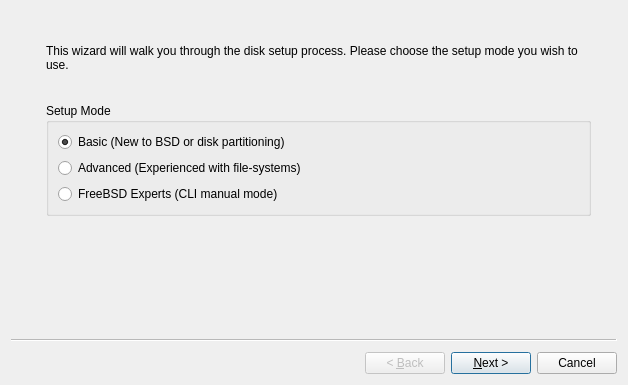
Qt form src-qt4/pc-installgui/wizardDisk.ui (trueos/pcbsd) before a commit.
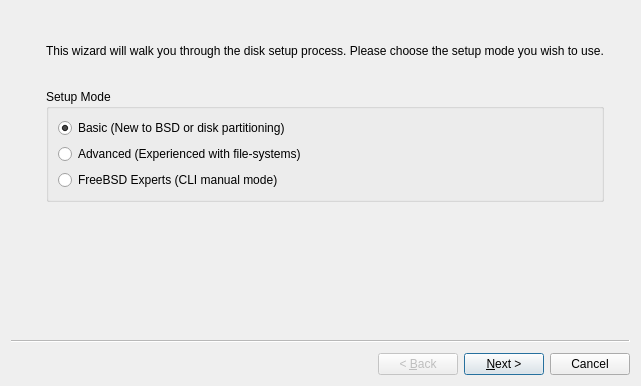
The same form after that commit. Icons and pictures are not drawn.

Commit message: When user is installing to a MBR slice, and declines to install GRUB on MBR, we will instead stamp it on the particular slice being used. Then the user can manage their own MBR boot-loader to chain-load GRUB from the slice

```diff
--- a/src-qt4/pc-installgui/wizardDisk.ui
+++ b/src-qt4/pc-installgui/wizardDisk.ui
@@ -6,8 +6,8 @@
    <rect>
     <x>0</x>
     <y>0</y>
-    <width>628</width>
-    <height>385</height>
+    <width>641</width>
+    <height>386</height>
    </rect>
   </property>
   <property name="windowTitle">
```
Left out of the diff: 2 changed lines with no effect on the pictures. The commit also changes 2 other files.
